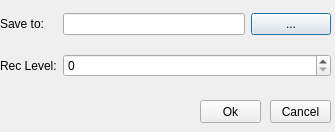
0xd34df00d/leechcraft, file src/plugins/otzerkalu/otzerkaludialog.ui: the form before one commit.
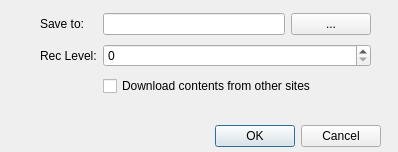
The form after the commit.

```diff
--- a/src/plugins/otzerkalu/otzerkaludialog.ui
+++ b/src/plugins/otzerkalu/otzerkaludialog.ui
@@ -6,18 +6,34 @@
    <rect>
     <x>0</x>
     <y>0</y>
-    <width>335</width>
-    <height>132</height>
+    <width>398</width>
+    <height>152</height>
    </rect>
   </property>
   <property name="windowTitle">
    <string>Download this site</string>
   </property>
+  <widget class="QDialogButtonBox" name="buttonBox_">
+   <property name="geometry">
+    <rect>
+     <x>40</x>
+     <y>120</y>
+     <width>341</width>
+     <height>32</height>
+    </rect>
+   </property>
+   <property name="orientation">
+    <enum>Qt::Horizontal</enum>
+   </property>
+   <property name="standardButtons">
+    <set>QDialogButtonBox::Cancel|QDialogButtonBox::Ok</set>
+   </property>
+  </widget>
   <widget class="QWidget" name="gridLayoutWidget">
    <property name="geometry">
     <rect>
-     <x>0</x>
-     <y>0</y>
+     <x>40</x>
+     <y>10</y>
      <width>331</width>
      <height>91</height>
     </rect>
@@ -50,34 +66,15 @@
       </property>
      </widget>
     </item>
+    <item row="2" column="1" colspan="2">
+     <widget class="QCheckBox" name="FromOtherSite_">
+      <property name="text">
+       <string>Download contents from other sites</string>
+      </property>
+     </widget>
+    </item>
    </layout>
   </widget>
-  <widget class="QPushButton" name="OkButton">
-   <property name="geometry">
-    <rect>
-     <x>200</x>
-     <y>100</y>
-     <width>61</width>
-     <height>23</height>
-    </rect>
-   </property>
-   <property name="text">
-    <string>Ok</string>
-   </property>
-  </widget>
-  <widget class="QPushButton" name="CancelButton">
-   <property name="geometry">
-    <rect>
-     <x>270</x>
-     <y>100</y>
-     <width>61</width>
-     <height>23</height>
-    </rect>
-   </property>
-   <property name="text">
-    <string>Cancel</string>
-   </property>
-  </widget>
  </widget>
  <resources/>
  <connections/>
```
Left out of the diff: 45 changed lines with no effect on the pictures.
